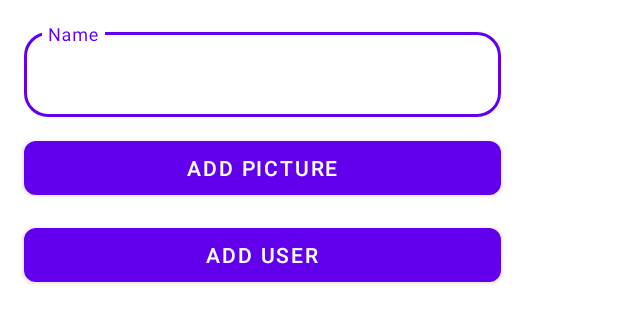
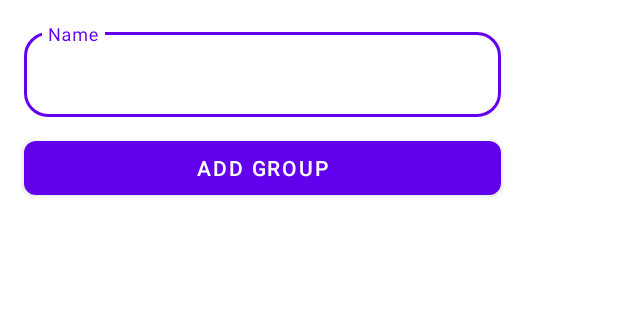
Before and after one commit to RuslanJoldasbaev/ChatApp, an Android app: the layout dialog_group_add.xml on its own in the app's theme, with its tools: preview values and no code run, on a phone screen of 412 x 824 dp. Shown: the top 323 px of the screen. Run offline under Robolectric (Android 15) with nearby library versions, the phone set to English and light mode, and no system bars.

Commit message:
ui qosildi

```diff
--- a/app/src/main/AndroidManifest.xml
+++ b/app/src/main/AndroidManifest.xml
@@ -1,6 +1,8 @@
 <?xml version="1.0" encoding="utf-8"?>
 <manifest xmlns:android="http://schemas.android.com/apk/res/android"
     xmlns:tools="http://schemas.android.com/tools" >
+
+    <uses-permission android:name="android.permission.INTERNET"/>
 
     <application
         android:allowBackup="true"
--- a/app/src/main/res/layout/dialog_group_add.xml
+++ b/app/src/main/res/layout/dialog_group_add.xml
@@ -31,28 +31,18 @@
 
     </com.google.android.material.textfield.TextInputLayout>
 
-    <com.google.android.material.button.MaterialButton
-        android:id="@+id/btn_add_picture"
-        android:layout_width="0dp"
-        android:layout_height="match_parent"
-        android:layout_marginVertical="10dp"
-        android:text="Add picture"
-        app:cornerRadius="8dp"
-        app:layout_constraintEnd_toEndOf="@id/group_name"
-        app:layout_constraintStart_toStartOf="@id/group_name"
-        app:layout_constraintTop_toBottomOf="@id/group_name" />
 
     <com.google.android.material.button.MaterialButton
         android:id="@+id/btn_add"
         android:layout_width="0dp"
         android:layout_height="match_parent"
         android:layout_marginVertical="10dp"
-        android:text="Add User"
+        android:text="Add Group"
         app:cornerRadius="8dp"
         app:layout_constraintBottom_toBottomOf="parent"
-        app:layout_constraintEnd_toEndOf="@id/btn_add_picture"
-        app:layout_constraintStart_toStartOf="@id/btn_add_picture"
-        app:layout_constraintTop_toBottomOf="@id/btn_add_picture" />
+        app:layout_constraintEnd_toEndOf="@id/group_name"
+        app:layout_constraintStart_toStartOf="@id/group_name"
+        app:layout_constraintTop_toBottomOf="@id/group_name" />
 
 
 </androidx.constraintlayout.widget.ConstraintLayout>
--- a/build.gradle
+++ b/build.gradle
@@ -1,4 +1,8 @@
-// Top-level build file where you can add configuration options common to all sub-projects/modules.
+buildscript {
+    dependencies {
+        classpath 'com.google.gms:google-services:4.3.15'
+    }
+}// Top-level build file where you can add configuration options common to all sub-projects/modules.
 plugins {
     id 'com.android.application' version '7.3.1' apply false
     id 'com.android.library' version '7.3.1' apply false
```
Also changed, not shown: app/build.gradle (+7 -7 lines), app/src/main/java/com/example/chatapp/data/AddGroupDialog.kt (added, +28 -0 lines), app/src/main/java/com/example/chatapp/data/Group.kt (+3 -7 lines), app/src/main/java/com/example/chatapp/presentation/ViewModel.kt (added, +15 -0 lines), 1 other file.
